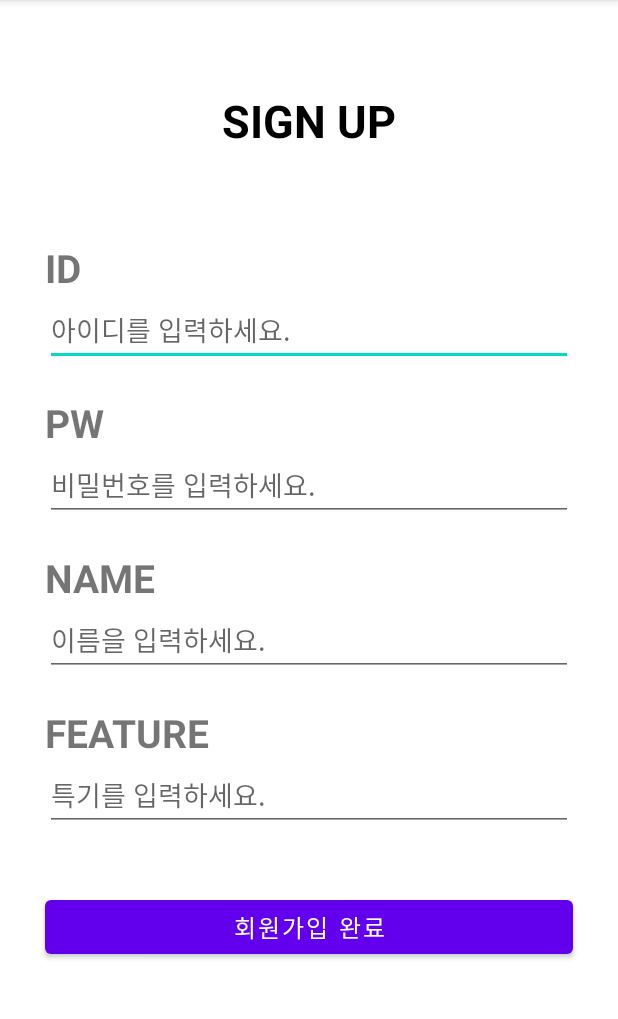
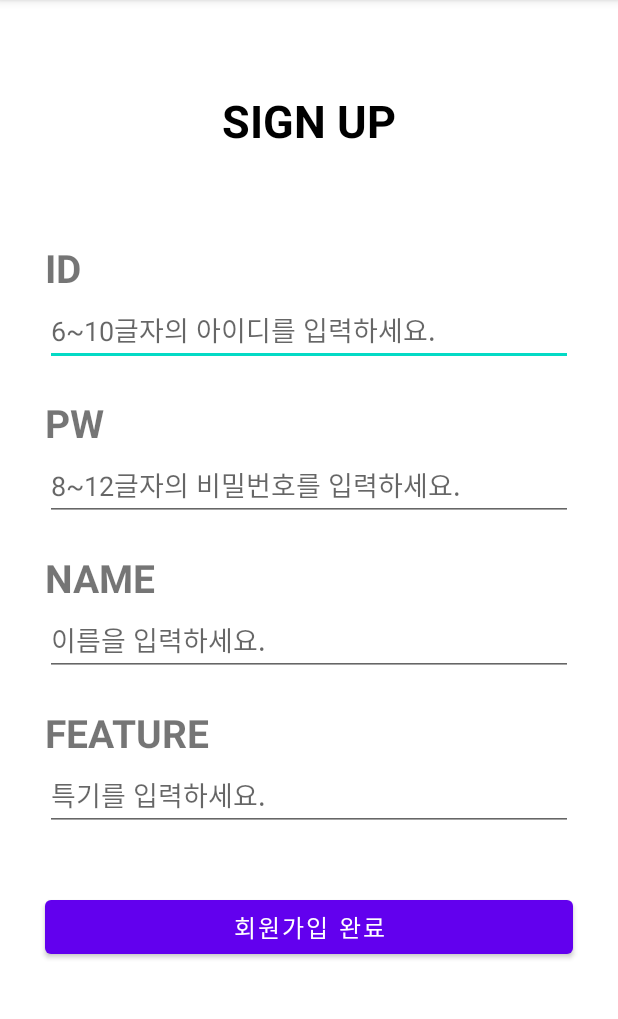
Before and after one commit to GO-SOPT-ANDROID/yeonjin-hwang, an Android app: the SignUpActivity screen opened directly, with no data from a screen before it, on a phone screen of 412 x 824 dp, the part 84-1103 px from its top. Run offline under Robolectric (Android 15) with nearby library versions, the phone set to English and light mode, and no system bars.

Commit message:
[Chore/#1] 힌트 메세지 변경

```diff
--- a/app/src/main/res/layout/activity_sign_up.xml
+++ b/app/src/main/res/layout/activity_sign_up.xml
@@ -34,7 +34,7 @@
         android:id="@+id/et_id"
         android:layout_width="match_parent"
         android:layout_height="wrap_content"
-        android:hint="@string/plz_id"
+        android:hint="@string/plz_sign_up_id"
         android:inputType="text"
         android:maxLength="10"
         android:layout_marginHorizontal="30dp"
@@ -55,7 +55,7 @@
         android:id="@+id/et_pw"
         android:layout_width="match_parent"
         android:layout_height="wrap_content"
-        android:hint="@string/plz_pw"
+        android:hint="@string/plz_sign_up_pw"
         android:inputType="textPassword"
         android:maxLength="12"
         android:layout_marginHorizontal="30dp"
--- a/app/src/main/res/values/strings.xml
+++ b/app/src/main/res/values/strings.xml
@@ -3,8 +3,10 @@
     <string name="welcome_to_go_android">Welcome to GO Android!</string>
     <string name="id">ID</string>
     <string name="plz_id">아이디를 입력하세요.</string>
+    <string name="plz_sign_up_id">6~10글자의 아이디를 입력하세요.</string>
     <string name="pw">PW</string>
     <string name="plz_pw">비밀번호를 입력하세요.</string>
+    <string name="plz_sign_up_pw">8~12글자의 비밀번호를 입력하세요.</string>
     <string name="login">LOGIN</string>
     <string name="sign_up">SIGN UP</string>
     <string name="sign_up_complete">회원가입 완료</string>
```
